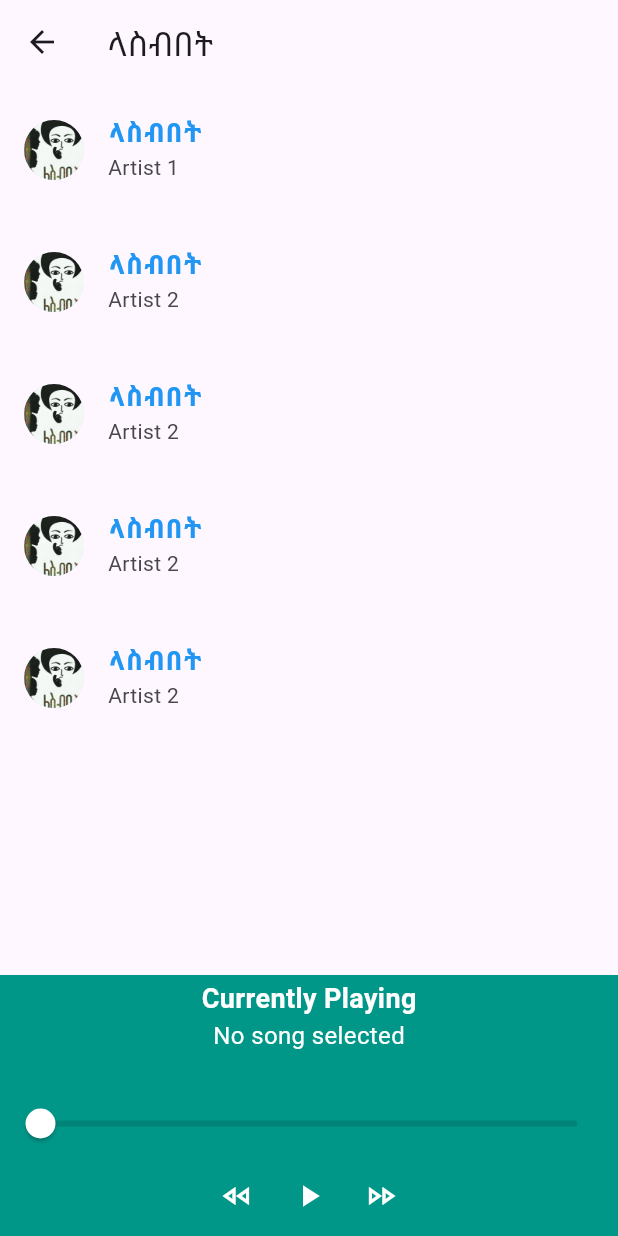
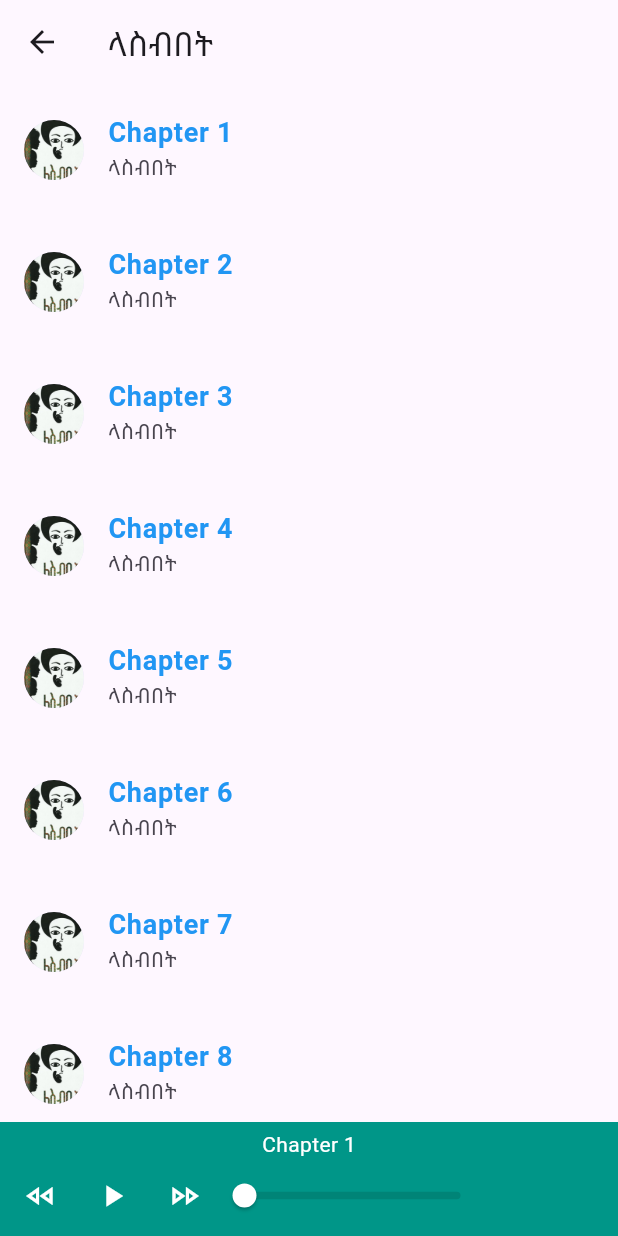
Before and after one commit to Selfmade-Cloud-Solutions/Brana, a Flutter app: the BookDetail screen opened directly with sample values from the repository, after a tap on "Listen", on a phone screen of 412 x 824 dp. Run offline on Flutter 3.47's test engine with Material 2 defaults, Android fonts, the phone set to English and light mode, and no system bars; our stand-ins replace anim_search_bar, google_fonts, google_nav_bar, just_audio; missing offline and left inert: audio_session.

Commit message:
audioplayer

```diff
--- a/lib/audioplayer.dart
+++ b/lib/audioplayer.dart
@@ -1,26 +1,57 @@
+import 'package:brana_mobile/data.dart';
 import 'package:flutter/material.dart';
 import 'package:just_audio/just_audio.dart';
+import 'package:audio_session/audio_session.dart';
+// import 'package:rxdart/rxdart.dart';
 
 class AudioPlayerPage extends StatefulWidget {
-  const AudioPlayerPage({
-    super.key,
-  });
+  final Book book;
+  const AudioPlayerPage({super.key, required this.book});
 
   @override
   State<AudioPlayerPage> createState() => _AudioPlayerPageState();
 }
 
-class _AudioPlayerPageState extends State<AudioPlayerPage> {
+class _AudioPlayerPageState extends State<AudioPlayerPage>
+    with WidgetsBindingObserver {
   Song? _currentSong;
   bool _isPlaying = false;
 
   late AudioPlayer audioPlayer;
-
+  final playlist = ConcatenatingAudioSource(
+    useLazyPreparation: true,
+    shuffleOrder: DefaultShuffleOrder(),
+    children: [
+      AudioSource.uri(Uri.parse('asset:///assets/audiobooks/4.mp3')),
+      AudioSource.uri(Uri.parse('asset:///assets/audiobooks/2.mp3')),
+      // AudioSource.uri(Uri.parse('asset:///assets/audiobooks/1.mp3')),
+      // AudioSource.uri(Uri.parse('asset:///assets/audiobooks/2.mp3')),
+      // AudioSource.uri(Uri.parse('asset:///assets/audiobooks/3.mp3')),
+      // AudioSource.uri(Uri.parse('asset:///assets/audiobooks/4.mp3')),
+      // AudioSource.uri(Uri.parse('asset:///assets/audiobooks/5.mp3')),
+    ],
+  );
   @override
   void initState() {
     super.initState();
-    // init AudioPlayer();
     audioPlayer = AudioPlayer();
+    audioPlayer.setAudioSource(playlist);
+    // audioPlayer.setAsset('assets/audiobooks/4.mp3');
+    // ambiguate(WidgetsBinding.instance)!.addObserver(this);
+    // SystemChrome.setSystemUIOverlayStyle(const SystemUiOverlayStyle(
+    //   statusBarColor: Colors.black,
+    // ));
+    audioPlayer.positionStream.listen((position) {
+      setState(() {
+        _sliderValue = position.inMilliseconds.toDouble();
+      });
+    });
+
+    // _init();
+  }
+
+  void seekTo(double value) async {
+    await audioPlayer.seek(Duration(milliseconds: value.toInt()));
   }
 
   @override
@@ -29,28 +60,31 @@ class _AudioPlayerPageState extends State<AudioPlayerPage> {
     super.dispose();
   }
 
-  void playAudio() {
-    _isPlaying = !_isPlaying;
-    audioPlayer.setAsset('assets/audiobooks/1.mp3');
-    // audioPlayer.play();
+  void playAudio() async {
+    await audioPlayer.play();
+
+    // await audioPlayer.setAudioSource(playlist,
+    //     initialIndex: 0, initialPosition: Duration.zero);
+    setState(() {
+      _isPlaying = !_isPlaying;
+    });
   }
 
-  void pauseAudio() {
-    _isPlaying = !_isPlaying;
-    audioPlayer.pause();
+  void pauseAudio() async {
+    await audioPlayer.pause();
+    setState(() {
+      _isPlaying = !_isPlaying;
+    });
   }
 
-  void stopAudio() {
-    audioPlayer.stop();
+  void stopAudio() async {
+    await audioPlayer.stop();
   }
 
-  // void _playPause() {
-  //   setState(() {
-  //     _isPlaying = !_isPlaying;
-  //     audioPlayer.setAsset('assets/audiobooks/GetachewKassa.mp3');
-  //     // audioPlayer.play();
-  //   });
-  // }
+  void seekAudio() async {
+    // await audioPlayer.seek(const Duration(seconds: 30));
+    await audioPlayer.seekToNext();
+  }
 
   void _selectSong(Song song) {
     setState(() {
@@ -59,12 +93,50 @@ class _AudioPlayerPageState extends State<AudioPlayerPage> {
     });
   }
 
+  Future<void> _init() async {
+    // Inform the operating system of our app's audio attributes etc.
+    // We pick a reasonable default for an app that plays speech.
+    final session = await AudioSession.instance;
+    await session.configure(const AudioSessionConfiguration.speech());
+    // Listen to errors during playback.
+    audioPlayer.playbackEventStream.listen((event) {},
+        onError: (Object e, StackTrace stackTrace) {
+      print('A stream error occurred: $e');
+    });
+    // Try to load audio from a source and catch any errors.
+    try {
+      // AAC example: https://dl.espressif.com/dl/audio/ff-16b-2c-44100hz.aac
+      await audioPlayer.setAudioSource(AudioSource.uri(Uri.parse(
+          "https://s3.amazonaws.com/scifri-episodes/scifri20181123-episode.mp3")));
+    } catch (e) {
+      print("Error loading audio source: $e");
+    }
+  }
+
+  @override
+  void didChangeAppLifecycleState(AppLifecycleState state) {
+    if (state == AppLifecycleState.paused) {
+      // Release the player's resources when not in use. We use "stop" so that
+      // if the app resumes later, it will still remember what position to
+      // resume from.
+      audioPlayer.stop();
+    }
+  }
+
+  // Stream<PositionData> get _positionDataStream =>
+  //     Rx.combineLatest3<Duration, Duration, Duration?, PositionData>(
+  //         audioPlayer.positionStream,
+  //         audioPlayer.bufferedPositionStream,
+  //         audioPlayer.durationStream,
+  //         (position, bufferedPosition, duration) => PositionData(
+  //             position, bufferedPosition, duration ?? Duration.zero));
+
   double _sliderValue = 0.0;
   @override
   Widget build(BuildContext context) {
     return Scaffold(
       appBar: AppBar(
-        title: const Text('ላስብበት'),
+        title: Text(widget.book.title),
         leading: IconButton(
           icon: const Icon(Icons.arrow_back),
           onPressed: () {
@@ -91,14 +163,14 @@ class _AudioPlayerPageState extends State<AudioPlayerPage> {
                   ),
                   // contentPadding: const EdgeInsets.all(6.0),
                   title: Text(
-                    song.title,
+                    song.artist,
                     style: const TextStyle(
                       fontSize: 18.0,
                       fontWeight: FontWeight.bold,
                       color: Colors.blue,
                     ),
                   ),
-                  subtitle: Text(song.artist),
+                  subtitle: Text(song.title),
                   onTap: () => _selectSong(song),
                 );
               },
@@ -109,46 +181,16 @@ class _AudioPlayerPageState extends State<AudioPlayerPage> {
             padding: const EdgeInsets.all(3.0),
             child: Column(
               children: [
-                const Text(
-                  'Currently Playing',
-                  style: TextStyle(
-                    fontSize: 18.0,
-                    fontWeight: FontWeight.bold,
-                    color: Colors.white,
-                  ),
-                ),
-                // const SizedBox(height: 1.0),
-                Text(
-                  _currentSong?.title ?? 'No song selected',
-                  style: const TextStyle(
-                    fontSize: 16.0,
-                    color: Colors.white,
-                  ),
-                ),
                 const SizedBox(height: 2.0),
                 Text(
-                  _currentSong?.artist ?? '',
+                  _currentSong?.artist ?? 'Chapter 1',
                   style: const TextStyle(
                     fontSize: 14.0,
                     color: Colors.white,
                   ),
                 ),
-                Slider(
-                  thumbColor: Colors.white,
-                  activeColor: Colors.amber,
-                  inactiveColor: Colors.black12,
-                  value: _sliderValue,
-                  min: 0.0, // The minimum value of the slider
-                  max: 100.0, // The maximum value of the slider
-                  onChanged: (value) {
-                    // Update the slider value when the user interacts with it
-                    setState(() {
-                      _sliderValue = value;
-                    });
-                  },
-                ),
                 Row(
-                  mainAxisAlignment: MainAxisAlignment.center,
+                  mainAxisAlignment: MainAxisAlignment.start,
                   children: [
                     IconButton(
                       icon: const Icon(Icons.fast_rewind_outlined),
@@ -161,16 +203,47 @@ class _AudioPlayerPageState extends State<AudioPlayerPage> {
                       icon: Icon(
                         _isPlaying ? Icons.pause : Icons.play_arrow,
                       ),
-                      onPressed: _isPlaying ? pauseAudio : playAudio,
+                      onPressed: () {
+                        if (_isPlaying) {
+                          pauseAudio();
+                        } else {
+                          playAudio();
+                        }
+                      },
                       color: Colors.white,
                     ),
                     IconButton(
                       icon: const Icon(Icons.fast_forward_outlined),
                       onPressed: () {
-                        // Handle next song logic
+                        seekAudio();
                       },
                       color: Colors.white,
                     ),
+                    SliderTheme(
+                      data: SliderTheme.of(context).copyWith(
+                        trackHeight: 5.0,
+                        thumbShape: const RoundSliderThumbShape(
+                            enabledThumbRadius: 8.0),
+                        overlayShape:
+                            const RoundSliderOverlayShape(overlayRadius: 16.0),
+                      ),
+                      child: Slider(
+                        thumbColor: Colors.white,
+                        activeColor: Colors.amber,
+                        inactiveColor: Colors.black12,
+                        value: 0.0,
+                        min: 0.0,
+                        max: 1000,
+                        onChanged: (value) {
+                          setState(() {
+                            _sliderValue = value;
+                          });
+                        },
+                        onChangeEnd: (value) {
+                          seekTo(value);
+                        },
+                      ),
+                    )
                   ],
                 ),
               ],
@@ -193,28 +266,47 @@ class Song {
 final List<Song> songs = [
   Song(
     title: 'ላስብበት',
-    artist: 'Artist 1',
+    artist: 'Chapter 1',
     albumCover: 'assets/books/ላስብበት.jpg',
   ),
   Song(
     title: 'ላስብበት',
-    artist: 'Artist 2',
+    artist: 'Chapter 2',
     albumCover: 'assets/books/ላስብበት.jpg',
   ),
   Song(
     title: 'ላስብበት',
-    artist: 'Artist 2',
+    artist: 'Chapter 3',
     albumCover: 'assets/books/ላስብበት.jpg',
   ),
   Song(
     title: 'ላስብበት',
-    artist: 'Artist 2',
+    artist: 'Chapter 4',
     albumCover: 'assets/books/ላስብበት.jpg',
   ),
   Song(
     title: 'ላስብበት',
-    artist: 'Artist 2',
+    artist: 'Chapter 5',
     albumCover: 'assets/books/ላስብበት.jpg',
   ),
-  // Add more songs as needed
+  Song(
+    title: 'ላስብበት',
+    artist: 'Chapter 6',
+    albumCover: 'assets/books/ላስብበት.jpg',
+  ),
+  Song(
+    title: 'ላስብበት',
+    artist: 'Chapter 7',
+    albumCover: 'assets/books/ላስብበት.jpg',
+  ),
+  Song(
+    title: 'ላስብበት',
+    artist: 'Chapter 8',
+    albumCover: 'assets/books/ላስብበት.jpg',
+  ),
+  Song(
+    title: 'ላስብበት',
+    artist: 'Chapter 9',
+    albumCover: 'assets/books/ላስብበት.jpg',
+  ),
 ];
--- a/lib/book_detail.dart
+++ b/lib/book_detail.dart
@@ -161,18 +161,20 @@ class BookDetail extends StatelessWidget {
                                 borderRadius: BorderRadius.circular(15)),
                             elevation: 5,
                           ),
-                          // onPressed: () => Navigator.of(context).push(
+                          onPressed: () => Navigator.of(context).push(
+                              MaterialPageRoute(
+                                  builder: (context) =>
+                                      AudioPlayerPage(book: book))),
+                          // onPressed: () {
+                          //   // String dataToSend = "This Is the Data to send";
+                          //   Navigator.push(
+                          //     context,
                           //     MaterialPageRoute(
-                          //         builder: (context) => const AudioPlayer())),
-                          onPressed: () {
-                            // String dataToSend = "This Is the Data to send";
-                            Navigator.push(
-                              context,
-                              MaterialPageRoute(
-                                builder: (context) => const AudioPlayerPage(),
-                              ),
-                            );
-                          },
+                          //       builder: (context) =>
+                          //           AudioPlayerPage(book: book),
+                          //     ),
+                          //   );
+                          // },
                           icon: const Icon(Icons.play_arrow_rounded, size: 30),
                           label: const Center(child: Text('Listen')),
                         ),
@@ -190,12 +192,12 @@ class BookDetail extends StatelessWidget {
                           ),
                           onPressed: () {
                             // String dataToSend = "This Is the Data to send";
-                            Navigator.push(
-                              context,
-                              MaterialPageRoute(
-                                builder: (context) => const AudioPlayerPage(),
-                              ),
-                            );
+                            // Navigator.push(
+                            //   context,
+                            //   MaterialPageRoute(
+                            //     builder: (context) => const AudioPlayerPage(),
+                            //   ),
+                            // );
                           },
                           // onPressed: () => Navigator.of(context).push(
                           //     MaterialPageRoute(
@@ -210,33 +212,33 @@ class BookDetail extends StatelessWidget {
               ),
             ),
           ),
-          Align(
-            alignment: Alignment.bottomLeft,
-            child: Padding(
-              padding: EdgeInsets.only(
-                  left: 32, bottom: (size.height * 0.5) - (75 / 2)),
-              child: Card(
-                elevation: 4,
-                margin: const EdgeInsets.all(0),
-                clipBehavior: Clip.antiAlias,
-                shape: const RoundedRectangleBorder(
-                  borderRadius: BorderRadius.all(
-                    Radius.circular(15),
-                  ),
-                ),
-                child: Container(
-                  width: 75,
-                  height: 75,
-                  decoration: BoxDecoration(
-                    image: DecorationImage(
-                      image: AssetImage(book.author.image),
-                      fit: BoxFit.cover,
-                    ),
-                  ),
-                ),
-              ),
-            ),
-          ),
+          // Align(
+          //   alignment: Alignment.bottomLeft,
+          //   child: Padding(
+          //     padding: EdgeInsets.only(
+          //         left: 32, bottom: (size.height * 0.5) - (75 / 2)),
+          //     child: Card(
+          //       elevation: 4,
+          //       margin: const EdgeInsets.all(0),
+          //       clipBehavior: Clip.antiAlias,
+          //       shape: const RoundedRectangleBorder(
+          //         borderRadius: BorderRadius.all(
+          //           Radius.circular(15),
+          //         ),
+          //       ),
+          //       child: Container(
+          //         width: 75,
+          //         height: 75,
+          //         decoration: BoxDecoration(
+          //           image: DecorationImage(
+          //             image: AssetImage(book.author.image),
+          //             fit: BoxFit.cover,
+          //           ),
+          //         ),
+          //       ),
+          //     ),
+          //   ),
+          // ),
         ],
       ),
     );
--- a/lib/main.dart
+++ b/lib/main.dart
@@ -1,5 +1,5 @@
 
-import 'package:brana_mobile/audioplayer.dart';
+// import 'package:brana_mobile/audioplayer.dart';
 // import 'package:brana_mobile/audioplayer.dart';
 // import 'package:brana_mobile/test.dart';
 import 'package:flutter/material.dart';
--- a/lib/navigation.dart
+++ b/lib/navigation.dart
@@ -43,7 +43,8 @@ class _MyWidgetState extends State<Navigation> {
           boxShadow: [
             BoxShadow(
               blurRadius: 20,
-      color: Color.fromARGB(100, 255, 255, 255), // Adjust the opacity (alpha value) and color as needed
+              color: Color.fromARGB(100, 255, 255,
+                  255), // Adjust the opacity (alpha value) and color as needed
               spreadRadius: 1,
             ),
           ],
--- a/lib/navigation_pages/home_page.dart
+++ b/lib/navigation_pages/home_page.dart
@@ -46,16 +46,14 @@ class _MyWidgetState extends State<HomePage> {
                   textController.clear();
                 });
               },
-
               helpText: "Search",
               autoFocus: true,
               closeSearchOnSuffixTap: true,
               animationDurationInMilli: 1500,
               rtl: false,
-        onSubmitted: (string ) {  },
+              onSubmitted: (string) {},
             ),
           ),
-
         ],
         systemOverlayStyle: SystemUiOverlayStyle.dark,
       ),
--- a/pubspec.yaml
+++ b/pubspec.yaml
@@ -36,6 +36,8 @@ dependencies:
   mpv_dart: ^0.0.1
   just_audio_mpv: ^0.1.7
   animate_do: ^3.0.2
+  audio_session: ^0.1.16
+  rxdart: ^0.27.7
 
 
 
```
Also changed, not shown: pubspec.lock. Lines whose indentation alone changed are shown as unchanged.
